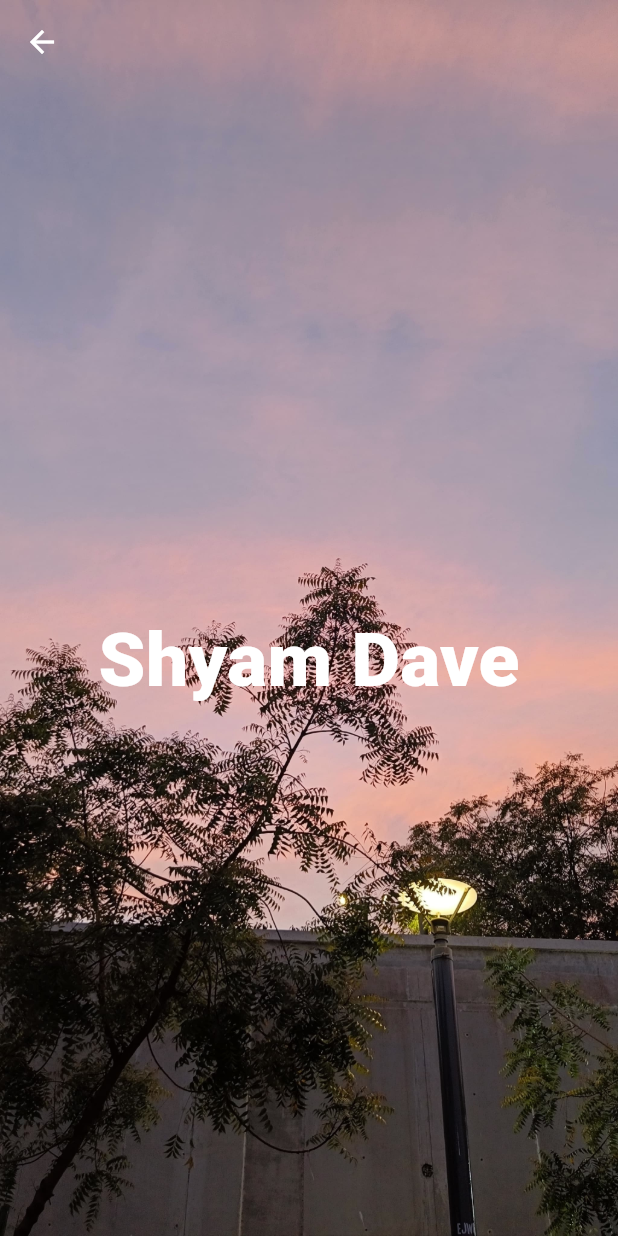
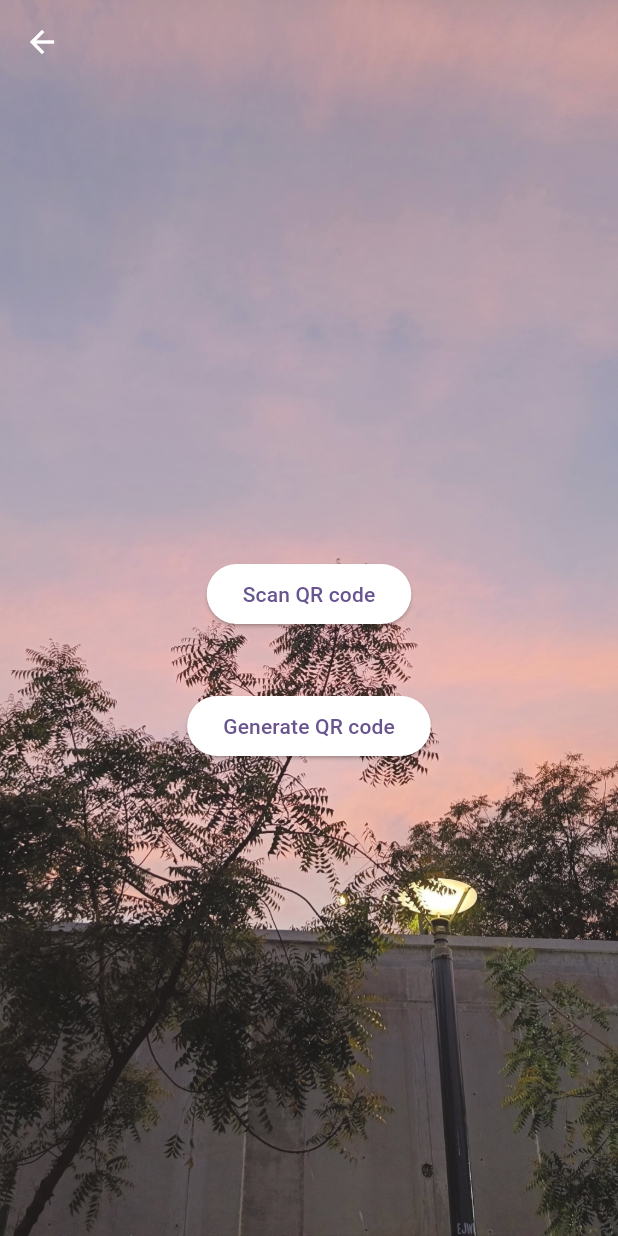
Before and after one commit to shyamdave710/LoginAndQRCodeGenerator, a Flutter app: the homescreen screen opened directly, on a phone screen of 412 x 824 dp. Run offline on Flutter 3.47's test engine with Material 3 defaults, Android fonts, the phone set to English and light mode, and no system bars; our stand-ins replace firebase_auth, firebase_core, qr_flutter; missing offline and left inert: flutter_barcode_scanner; accounts and stored records are empty.

Commit message:
created code to generate and scan QR code in the files named generate_qr_code.dart and scan_qr_code.dart

```diff
--- a/lib/main.dart
+++ b/lib/main.dart
@@ -16,7 +16,7 @@ class MyApp extends StatelessWidget {
   Widget build(BuildContext context) {
     return MaterialApp(
       debugShowCheckedModeBanner: false,
-      title: 'Flutter Demo',
+      title: 'QR code Scanner and Generator',
       theme: ThemeData(
 
         colorScheme: ColorScheme.fromSeed(seedColor: Colors.deepPurple),
--- a/lib/screens/Home_screen.dart
+++ b/lib/screens/Home_screen.dart
@@ -1,5 +1,7 @@
 import 'package:flutter/cupertino.dart';
 import 'package:flutter/material.dart';
+import 'package:login/screens/generate_qr_code.dart';
+import 'package:login/screens/scan_qr_code.dart';
 import 'package:login/widgets/custom_scaffold.dart';
 
 class homescreen extends StatefulWidget {
@@ -11,10 +13,27 @@ class homescreen extends StatefulWidget {
 
 class _homescreenState extends State<homescreen> {
   @override
+  Color color=Colors.white;
   Widget build(BuildContext context) {
-    return const CustomScaffold(
-      child:
-      Center(child: Text("Shyam Dave",style: TextStyle(fontWeight: FontWeight.w900,fontSize: 50,color: Colors.white),)),
+    return CustomScaffold(
+      child:Center(
+        child: Column(
+            mainAxisAlignment: MainAxisAlignment.center,
+            children: [
+              ElevatedButton(onPressed: (){
+                setState(() {
+                  Navigator.push(context, MaterialPageRoute(builder: (e)=> ScanQR()));
+                });
+              }, child: Text("Scan QR code"),style: ElevatedButton.styleFrom(backgroundColor: Colors.white) ,),
+              SizedBox( height: 40,),
+              ElevatedButton(onPressed: (){
+                setState(() {
+                  Navigator.push(context, MaterialPageRoute(builder: (e)=> GenerateQR()));
+                });
+                }, child: Text("Generate QR code"),style: ElevatedButton.styleFrom(backgroundColor: Colors.white) ,),
+            ],
+          ),
+      ),
     );
   }
 }
--- a/lib/widgets/custom_scaffold.dart
+++ b/lib/widgets/custom_scaffold.dart
@@ -17,7 +17,7 @@ class CustomScaffold extends StatelessWidget {
       extendBodyBehindAppBar: true,
       body:Stack(
         children: [
-          Image.asset('assets/images/bg.jpg',fit: BoxFit.cover,height: double.infinity,width: double.infinity,),
+          Image.asset('assets/images/bg.jpg',fit: BoxFit.cover,height: double.infinity,width: double.infinity,opacity: const AlwaysStoppedAnimation(0.9),),
           SafeArea(child: child!,),
         ],
       ),
--- a/pubspec.yaml
+++ b/pubspec.yaml
@@ -37,6 +37,8 @@ dependencies:
   cupertino_icons: ^1.0.2
   firebase_core: ^2.25.4
   firebase_auth: ^4.17.6
+  qr_flutter: ^4.1.0
+  flutter_barcode_scanner: ^2.0.0
 
 dev_dependencies:
   flutter_test:
```
Also changed, not shown: lib/screens/generate_qr_code.dart (added, +56 -0 lines), lib/screens/scan_qr_code.dart (added, +60 -0 lines), lib/screens/welcome_screen.dart (+4 -3 lines), pubspec.lock, 2 other files.
